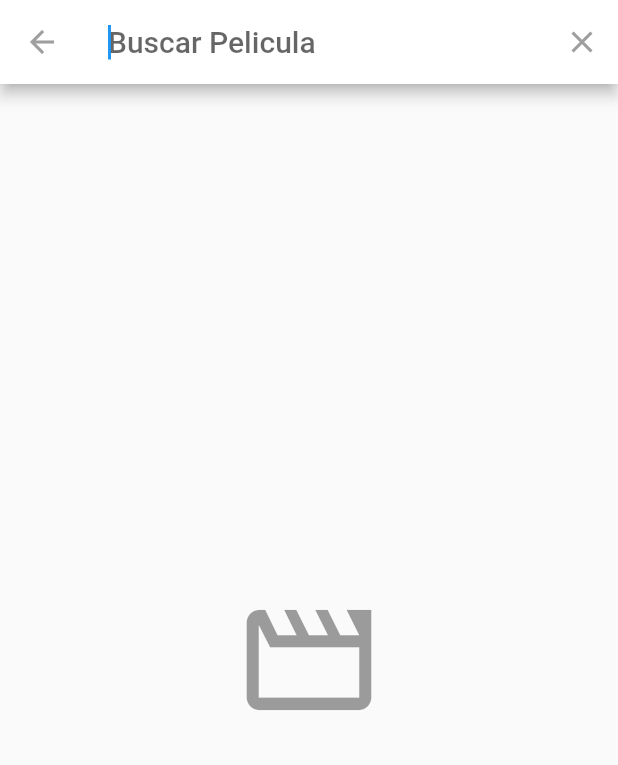
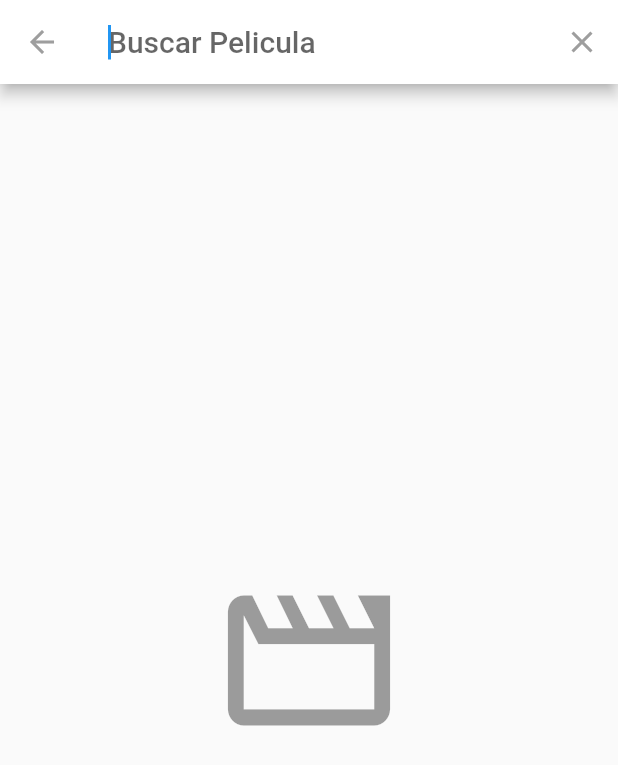
Before and after one commit to RichardWhiteG2/peliculas, a Flutter app: the screen it shows after launch, after a tap on the "search" icon, on a phone screen of 412 x 824 dp. Shown: the top 765 px of the screen. Run offline on Flutter 3.47's test engine with Material 2 defaults, Android fonts, the phone set to English and light mode, and no system bars; our stand-ins replace card_swiper; network calls fail.

Commit message:
Implementando motor de busqueda

```diff
--- a/lib/serch/serch_delegate.dart
+++ b/lib/serch/serch_delegate.dart
@@ -42,7 +42,7 @@ class MovieSearchDelegate extends SearchDelegate {
     if(query.isEmpty){
       return Container(
         child: Center(
-          child: Icon( Icons.movie_creation_outlined, color: Colors.black38, size: 100,)
+          child: Icon( Icons.movie_creation_outlined, color: Colors.black38, size: 130,)
         ),
       );
     }
```
